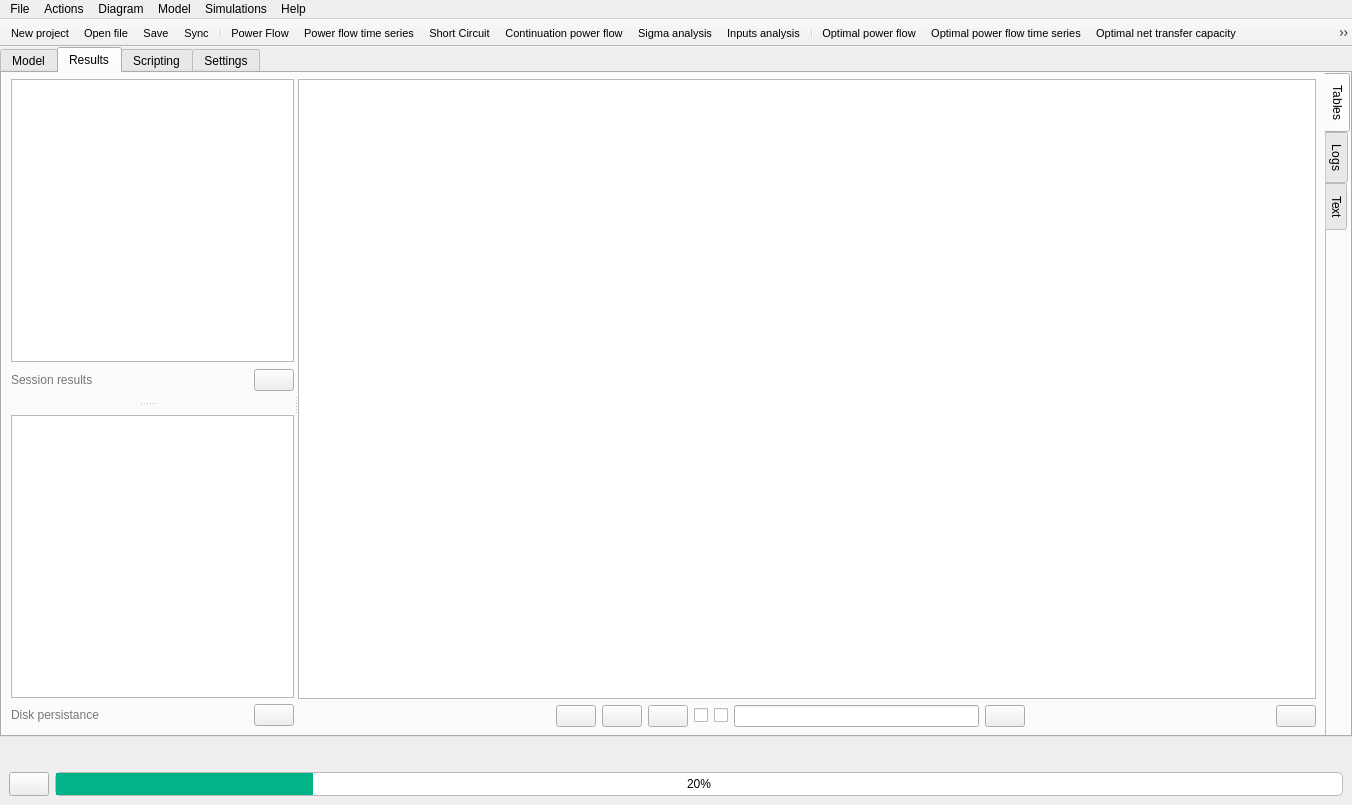
Above: src/GridCal/Gui/Main/MainWindow.ui from SanPen/GridCal before the change. Below: the same form after it.
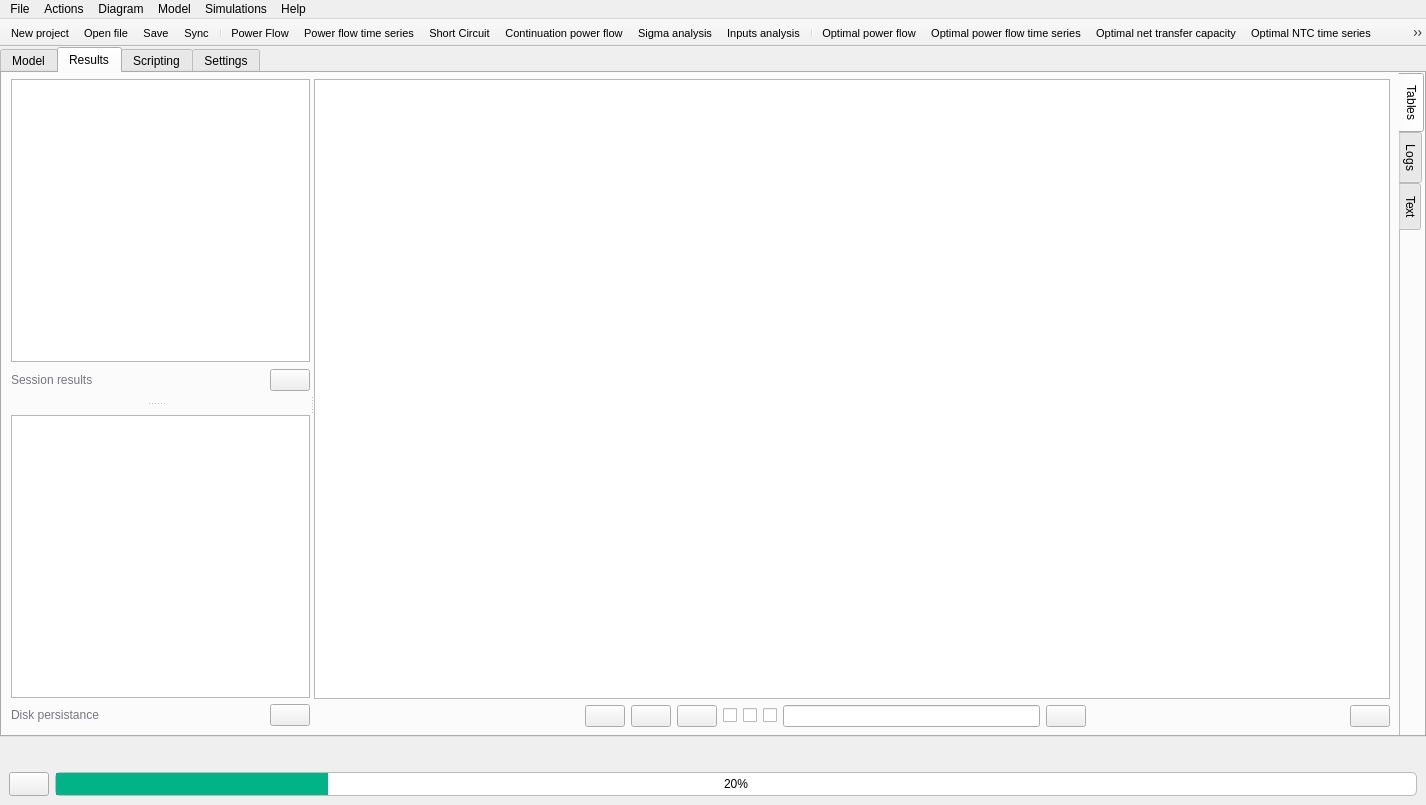
That is the form after the change. The open tabs and pages were chosen to show the change. Icons and pictures are not drawn.

Commit message: implemented results transposition

Diff of the .ui file:
```diff
--- a/src/GridCal/Gui/Main/MainWindow.ui
+++ b/src/GridCal/Gui/Main/MainWindow.ui
@@ -6,7 +6,7 @@
    <rect>
     <x>0</x>
     <y>0</y>
-    <width>1352</width>
+    <width>1426</width>
     <height>805</height>
    </rect>
   </property>
@@ -1867,6 +1867,20 @@
                         </property>
                        </widget>
                       </item>
+                      <item>
+                       <widget class="QCheckBox" name="results_traspose_checkBox">
+                        <property name="toolTip">
+                         <string>Transpose the results</string>
+                        </property>
+                        <property name="text">
+                         <string/>
+                        </property>
+                        <property name="icon">
+                         <iconset resource="icons.qrc">
+                          <normaloff>:/Icons/icons/transpose.svg</normaloff>:/Icons/icons/transpose.svg</iconset>
+                        </property>
+                       </widget>
+                      </item>
                       <item>
                        <widget class="QCheckBox" name="results_as_cdf_checkBox">
                         <property name="toolTip">
@@ -8658,8 +8672,8 @@
     <rect>
      <x>0</x>
      <y>0</y>
-     <width>1352</width>
-     <height>22</height>
+     <width>1426</width>
+     <height>24</height>
     </rect>
    </property>
    <widget class="QMenu" name="menuProject">
```
The commit also changes 9 other files.
